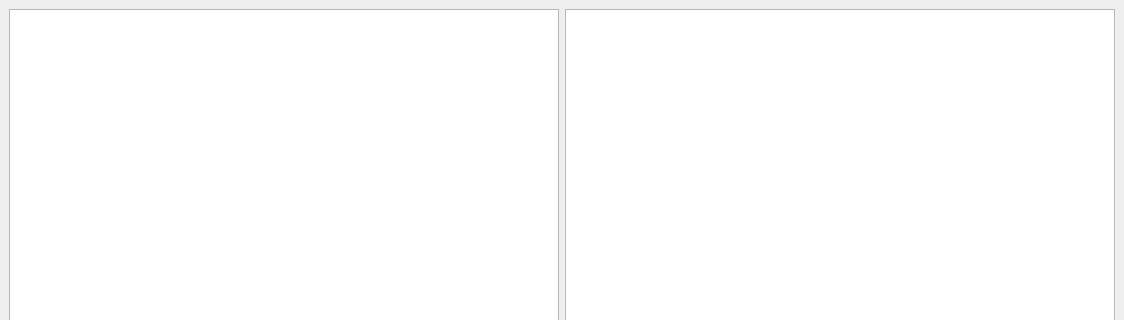
The window that untitled.ui (king0ffire/BaiNvCompare) describes before a commit, drawn with Qt 5; both pictures show x 0 to 1124 and y 0 to 320 of the 1124 by 901 pixel window.
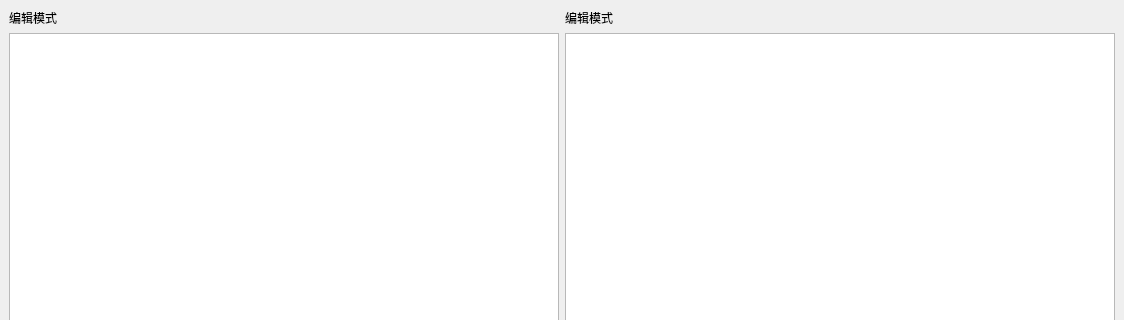
The same window after the commit.

The edit to the form file:
```diff
--- a/untitled.ui
+++ b/untitled.ui
@@ -15,61 +15,75 @@
   </property>
   <widget class="QWidget" name="centralwidget">
    <layout class="QGridLayout" name="gridLayout">
-    <item row="2" column="0" colspan="4">
+    <item row="2" column="2">
+     <widget class="QPushButton" name="pushButton_2">
+      <property name="text">
+       <string>导入</string>
+      </property>
+     </widget>
+    </item>
+    <item row="1" column="0" colspan="2">
+     <widget class="QTextEdit" name="textEdit">
+      <property name="minimumSize">
+       <size>
+        <width>550</width>
+        <height>763</height>
+       </size>
+      </property>
+     </widget>
+    </item>
+    <item row="1" column="2" colspan="2">
+     <widget class="QTextEdit" name="textEdit_2">
+      <property name="minimumSize">
+       <size>
+        <width>550</width>
+        <height>763</height>
+       </size>
+      </property>
+     </widget>
+    </item>
+    <item row="3" column="0" colspan="4">
      <widget class="QPushButton" name="pushButton_3">
       <property name="text">
        <string>刷新差异</string>
       </property>
      </widget>
     </item>
-    <item row="1" column="3">
+    <item row="2" column="3">
      <widget class="QPushButton" name="pushButton_5">
       <property name="text">
        <string>保存</string>
       </property>
      </widget>
     </item>
-    <item row="1" column="2">
-     <widget class="QPushButton" name="pushButton_2">
-      <property name="text">
-       <string>导入</string>
-      </property>
-     </widget>
-    </item>
-    <item row="0" column="2" colspan="2">
-     <widget class="QTextEdit" name="textEdit_2">
-      <property name="minimumSize">
-       <size>
-        <width>550</width>
-        <height>784</height>
-       </size>
-      </property>
-     </widget>
-    </item>
-    <item row="1" column="0">
+    <item row="2" column="0">
      <widget class="QPushButton" name="pushButton">
       <property name="text">
        <string>导入</string>
       </property>
      </widget>
     </item>
-    <item row="0" column="0" colspan="2">
-     <widget class="QTextEdit" name="textEdit">
-      <property name="minimumSize">
-       <size>
-        <width>550</width>
-        <height>784</height>
-       </size>
+    <item row="0" column="2">
+     <widget class="QLabel" name="label_2">
+      <property name="text">
+       <string>编辑模式</string>
       </property>
      </widget>
     </item>
-    <item row="1" column="1">
+    <item row="2" column="1">
      <widget class="QPushButton" name="pushButton_4">
       <property name="text">
        <string>保存</string>
       </property>
      </widget>
     </item>
+    <item row="0" column="0">
+     <widget class="QLabel" name="label">
+      <property name="text">
+       <string>编辑模式</string>
+      </property>
+     </widget>
+    </item>
    </layout>
   </widget>
   <widget class="QStatusBar" name="statusbar"/>
```
